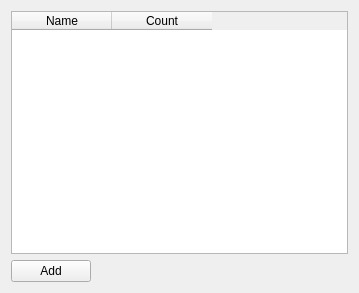
This is server/gui/groupswidget.ui in EPecherkin/diplom as Qt 5 draws it before an edit. The edited form follows.
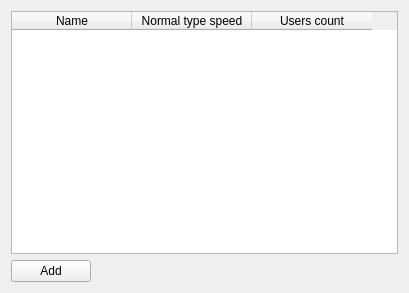
This is the edited form.

Commit message: add columns. user.conf file

The edit to the form file:
```diff
--- a/server/gui/groupswidget.ui
+++ b/server/gui/groupswidget.ui
@@ -6,7 +6,7 @@
    <rect>
     <x>0</x>
     <y>0</y>
-    <width>359</width>
+    <width>409</width>
     <height>293</height>
    </rect>
   </property>
@@ -40,9 +40,15 @@
      <property name="cornerButtonEnabled">
       <bool>false</bool>
      </property>
+     <attribute name="horizontalHeaderDefaultSectionSize">
+      <number>120</number>
+     </attribute>
      <attribute name="horizontalHeaderHighlightSections">
       <bool>false</bool>
      </attribute>
+     <attribute name="verticalHeaderDefaultSectionSize">
+      <number>30</number>
+     </attribute>
      <attribute name="verticalHeaderHighlightSections">
       <bool>false</bool>
      </attribute>
@@ -53,7 +59,12 @@
      </column>
      <column>
       <property name="text">
-       <string>Count</string>
+       <string>Normal type speed</string>
+      </property>
+     </column>
+     <column>
+      <property name="text">
+       <string>Users count</string>
       </property>
      </column>
     </widget>
```
The commit also changes 18 other files.
